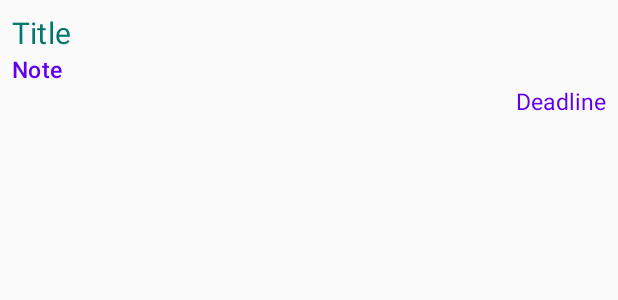
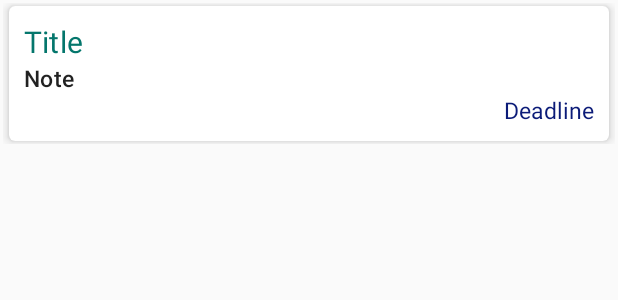
Before and after one commit to Alexey-Android/Notes_DW, an Android app: the layout item_list_view.xml on its own in the app's theme, with its tools: preview values and no code run, on a phone screen of 412 x 824 dp. Shown: the top 300 px of the screen. Run offline under Robolectric (Android 15) with nearby library versions, the phone set to English and light mode, and no system bars.

Commit message:
chahged 4 files

```diff
--- a/app/src/main/AndroidManifest.xml
+++ b/app/src/main/AndroidManifest.xml
@@ -10,6 +10,7 @@
         android:roundIcon="@mipmap/ic_launcher_round"
         android:supportsRtl="true"
         android:theme="@style/AppTheme">
+
         <activity
             android:name=".screens.EnterActivity"
             android:screenOrientation="portrait">
--- a/app/src/main/java/com/example/notes/screens/ListNotesActivity.java
+++ b/app/src/main/java/com/example/notes/screens/ListNotesActivity.java
@@ -35,7 +35,7 @@ public class ListNotesActivity extends AppCompatActivity {
         recyclerView = findViewById(R.id.list);
         LinearLayoutManager linearLayoutManager = new LinearLayoutManager(this, RecyclerView.VERTICAL, false);
         recyclerView.setLayoutManager(linearLayoutManager);
-        recyclerView.addItemDecoration(new DividerItemDecoration(this, DividerItemDecoration.VERTICAL));
+        //recyclerView.addItemDecoration(new DividerItemDecoration(this, DividerItemDecoration.VERTICAL));
 
         final Adapter adapter = new Adapter();
         recyclerView.setAdapter(adapter);
--- a/app/src/main/res/layout/item_list_view.xml
+++ b/app/src/main/res/layout/item_list_view.xml
@@ -1,19 +1,35 @@
 <?xml version="1.0" encoding="utf-8"?>
 <LinearLayout xmlns:android="http://schemas.android.com/apk/res/android"
+    xmlns:app="http://schemas.android.com/apk/res-auto"
+    xmlns:card_view="http://schemas.android.com/apk/res-auto"
     xmlns:tools="http://schemas.android.com/tools"
     android:layout_width="match_parent"
     android:layout_height="wrap_content"
     android:descendantFocusability="blocksDescendants"
     android:orientation="horizontal"
-    android:padding="8dp">
+    android:padding="2dp">
 
     <!-- Параметр descendantFocusability позволяет обрабатывать onClickItem()
     для всего этого элемента списка. И все контролы не чувствительные к прикосновениям считаются
     областью для нажатия. Кнопки будут работать, а иконки как часть области всего элемента -->
 
-
     <!-- tools - нужны для проектирования верстки, обычно заполяются примерами
     как это будет выглядеть, но при выполнении приложения не будут учитываться-->
+
+    <androidx.cardview.widget.CardView
+        android:id="@+id/card_view"
+        android:layout_width="match_parent"
+        android:layout_height="wrap_content"
+        android:layout_gravity="center"
+        android:layout_marginStart="4dp"
+        android:layout_marginTop="2dp"
+        android:layout_marginEnd="4dp"
+        android:layout_marginBottom="2dp"
+        app:layout_constraintStart_toStartOf="parent"
+        app:layout_constraintTop_toTopOf="parent"
+        card_view:cardCornerRadius="4dp"
+        card_view:cardElevation="4dp"
+        card_view:contentPadding="10dp">
 
         <LinearLayout
             android:layout_width="match_parent"
@@ -32,7 +48,7 @@
                 android:layout_height="wrap_content"
                 android:ellipsize="end"
                 android:maxLines="1"
-            android:textColor="@color/colorAccent"
+                android:textColor="@color/colorGreen"
                 android:textSize="20sp"
                 tools:text="Title" />
 
@@ -47,7 +63,6 @@
                 android:layout_height="wrap_content"
                 android:ellipsize="end"
                 android:maxLines="3"
-            android:textColor="@color/colorPrimary"
                 android:textSize="15sp"
                 tools:text="Note" />
 
@@ -56,13 +71,11 @@
                 style="@style/TextAppearance.MaterialComponents.Headline5"
                 android:layout_width="match_parent"
                 android:layout_height="wrap_content"
-            android:ellipsize="end"
                 android:gravity="end"
-            android:textColor="@color/colorPrimary"
+                android:textColor="@color/colorPrimaryDark"
                 android:textSize="15sp"
                 tools:text="Deadline" />
 
         </LinearLayout>
-
-
+    </androidx.cardview.widget.CardView>
 </LinearLayout>
--- a/app/src/main/res/values/colors.xml
+++ b/app/src/main/res/values/colors.xml
@@ -2,8 +2,9 @@
 <resources>
     <color name="colorPrimary">#6200EE</color>
     <color name="colorPrimaryDark">#0B1B78</color>
-    <color name="colorAccent">#04766C</color>
+    <color name="colorAccent">#FBBD04</color>
     <color name="colorGreen">#04766C</color>
     <color name="colorRed">#F40404</color>
-    <color name="colorGrey">#0B0B0B</color>
+    <color name="colorGrey">#A09F9C</color>
+    <color name="colorLightGrey">#FAF5F5</color>
 </resources>
```
Lines whose indentation alone changed are shown as unchanged.
